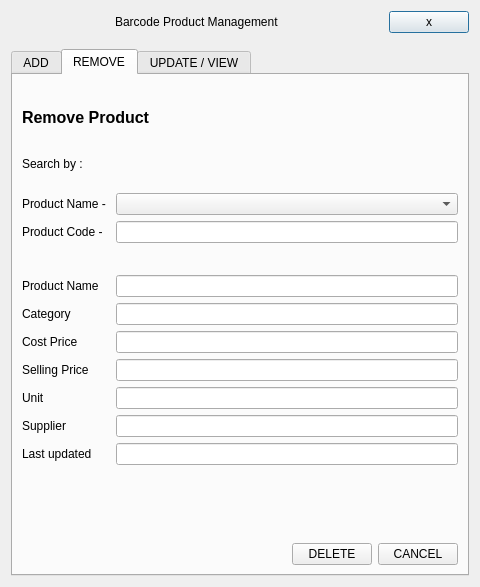
First picture: the form in Project/ui/product_menu.ui, repository Selvam-T/POS, before the edit.
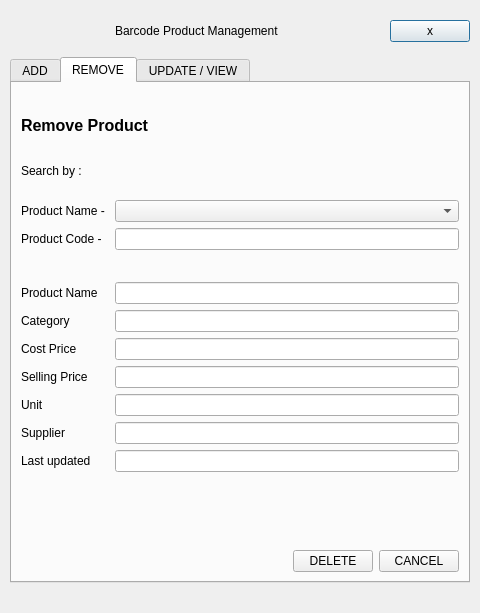
Second picture: the form after the edit. The open tabs and pages were chosen to show the change.

Commit message: standardized menu.qss using objectName suffixes for QTabBar, QLineEdit, QComboBox, QLabels

```diff
--- a/Project/ui/product_menu.ui
+++ b/Project/ui/product_menu.ui
@@ -7,10 +7,25 @@
     <x>0</x>
     <y>0</y>
     <width>480</width>
-    <height>587</height>
+    <height>613</height>
    </rect>
   </property>
   <layout class="QVBoxLayout" name="verticalLayout">
+   <property name="spacing">
+    <number>5</number>
+   </property>
+   <property name="leftMargin">
+    <number>10</number>
+   </property>
+   <property name="topMargin">
+    <number>20</number>
+   </property>
+   <property name="rightMargin">
+    <number>10</number>
+   </property>
+   <property name="bottomMargin">
+    <number>30</number>
+   </property>
    <item>
     <widget class="QFrame" name="customTitleBar">
      <property name="frameShape">
@@ -273,6 +288,9 @@
            <property name="text">
             <string>Search by :</string>
            </property>
+           <property name="alignment">
+            <set>Qt::AlignLeading|Qt::AlignLeft|Qt::AlignVCenter</set>
+           </property>
           </widget>
          </item>
          <item row="2" column="0">
```
Left out of the diff: 4 changed lines with no effect on the pictures. The commit also changes 13 other files.
